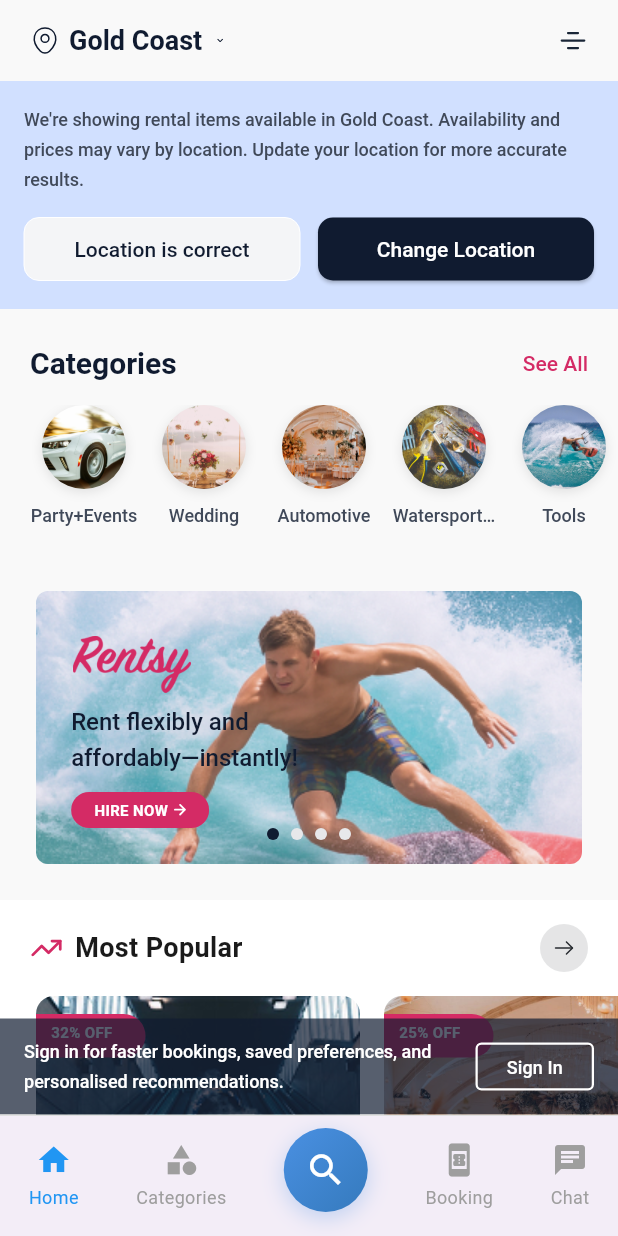
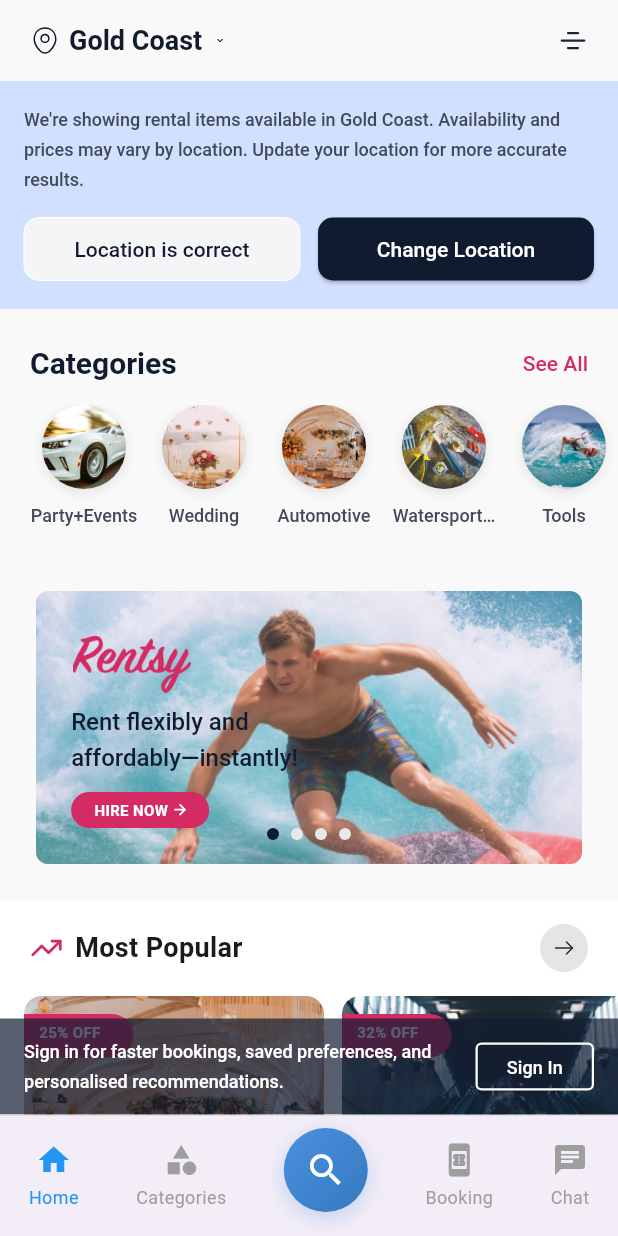
Before and after one commit to Nimesh07Lawati/unoapp, a Flutter app: the CategoriesScreen screen opened by its route, after a tap on "Home", on a phone screen of 412 x 824 dp. Run offline on Flutter 3.47's test engine with Material 3 defaults, Android fonts, the light colour scheme and no system bars; our stand-ins replace flutter_svg, go_router; Roboto replaces fonts that are missing (PublicSans).

Commit message:
media query done

```diff
--- a/lib/screens/home_page_widgets/feature_store_section.dart
+++ b/lib/screens/home_page_widgets/feature_store_section.dart
@@ -8,6 +8,16 @@ class FeaturedStoresSection extends StatelessWidget {
 
   @override
   Widget build(BuildContext context) {
+    final screenWidth = MediaQuery.of(context).size.width;
+    // To show 20% of the third card, we need:
+    // First card FULL width + Second card FULL width + 20% of third card = screen width
+    // So: cardWidth + cardWidth + (cardWidth * 0.2) = screenWidth - horizontalPadding
+    // 2.2 * cardWidth = screenWidth - horizontalPadding
+    // cardWidth = (screenWidth - horizontalPadding) / 2.2
+
+    const horizontalPadding = 40.0; // 20 on left + 20 on right (from padding)
+    final cardWidth = (screenWidth - horizontalPadding) / 2.2;
+
     final stores = [
       {
         'name': 'Celebration Rentals',
@@ -83,12 +93,13 @@ class FeaturedStoresSection extends StatelessWidget {
                 final store = stores[index];
 
                 return SizedBox(
-                  width: 180,
+                  width: cardWidth,
                   child: _buildStoreCard(
                     store['name']!,
                     store['subcategory']!,
                     store['location']!,
                     store['image']!,
+                    cardWidth,
                   ),
                 );
               },
@@ -104,9 +115,10 @@ class FeaturedStoresSection extends StatelessWidget {
     String subcategory,
     String location,
     String imagePath,
+    double cardWidth,
   ) {
     return Container(
-      width: 180,
+      width: cardWidth,
       height: 208,
       decoration: BoxDecoration(
         color: Colors.white,
@@ -120,12 +132,12 @@ class FeaturedStoresSection extends StatelessWidget {
             child: Image.asset(
               imagePath,
               height: 120,
-              width: 180,
+              width: cardWidth,
               fit: BoxFit.cover,
               errorBuilder: (context, error, stackTrace) {
                 return Container(
                   height: 120,
-                  width: 180,
+                  width: cardWidth,
                   color: const Color(0xFFF0F0F0),
                   child: const Center(
                     child: Icon(
--- a/lib/screens/home_page_widgets/introducing_product.dart
+++ b/lib/screens/home_page_widgets/introducing_product.dart
@@ -14,10 +14,10 @@ class _IntroducingProductCardState extends State<IntroducingProductCard> {
   int _currentPage = 0;
 
   final List<String> titles = [
-    'Rent flexibly and\naffordably—instantly!',
-    'Rent flexibly and\naffordably—instantly!',
-    'Rent flexibly and\naffordably—instantly!',
-    'Rent flexibly and\naffordably—instantly!',
+    'Rent flexibly and\naffordably—instantly!\n and this is the longer version to test the overflow',
+    'Rent flexibly and\naffordably—instantly!\n and this is the longer version to test the overflow',
+    'Rent flexibly and\naffordably—instantly!\n and this is the longer version to test the overflow',
+    'Rent flexibly and\naffordably—instantly!\n and this is the longer version to test the overflow',
   ];
 
   @override
--- a/lib/screens/home_page_widgets/most_popular_section.dart
+++ b/lib/screens/home_page_widgets/most_popular_section.dart
@@ -1,12 +1,20 @@
 import 'package:flutter/material.dart';
 import 'package:flutter_svg/flutter_svg.dart';
 import 'package:unoapp/core/application_style/app_text_style.dart';
-import 'package:go_router/go_router.dart'; // Add this import for navigation
+import 'package:go_router/go_router.dart';
 
 class MostPopularSection extends StatelessWidget {
   const MostPopularSection({super.key});
 
   static const List<Map<String, dynamic>> popularItems = [
+    {
+      'title': 'LED Dance Floor',
+      'discount': '25% OFF',
+      'price': '149',
+      'subcategory': 'Lighting & Decor',
+      'location': 'Broadbeach',
+      'image': 'assets/application_images/dining_hall.jpg',
+    },
     {
       'title': 'Premium Sound System',
       'discount': '32% OFF',
@@ -15,14 +23,7 @@ class MostPopularSection extends StatelessWidget {
       'location': 'Surfers Paradise',
       'image': 'assets/images/product_camera.jpg',
     },
-    {
-      'title': 'LED Dance Floor',
-      'discount': '25% OFF',
-      'price': '149',
-      'subcategory': 'Lighting & Decor',
-      'location': 'Broadbeach',
-      'image': 'assets/application_images/dining_hall.jpg',
-    },
+
     {
       'title': 'Photo Booth',
       'discount': '15% OFF',
@@ -35,6 +36,16 @@ class MostPopularSection extends StatelessWidget {
 
   @override
   Widget build(BuildContext context) {
+    final screenWidth = MediaQuery.of(context).size.width;
+    // To show 90% of the second card, we need:
+    // First card FULL width + 90% of second card = screen width
+    // So: cardWidth + (cardWidth * 0.9) = screenWidth - horizontalPadding
+    // 1.9 * cardWidth = screenWidth - horizontalPadding
+    // cardWidth = (screenWidth - horizontalPadding) / 1.9
+
+    const horizontalPadding = 32.0; // 16 on left + 16 on right
+    final cardWidth = (screenWidth - horizontalPadding) / 1.9;
+
     return Container(
       color: Colors.white,
       padding: const EdgeInsets.symmetric(vertical: 16),
@@ -102,8 +113,8 @@ class MostPopularSection extends StatelessWidget {
                 final item = popularItems[index];
 
                 return Container(
-                  width: 216,
-                  margin: const EdgeInsets.symmetric(horizontal: 8),
+                  width: cardWidth,
+                  margin: const EdgeInsets.only(right: 12),
                   decoration: BoxDecoration(
                     color: Colors.white,
                     borderRadius: BorderRadius.circular(16),
@@ -123,12 +134,12 @@ class MostPopularSection extends StatelessWidget {
                             child: Image.asset(
                               item['image'] as String,
                               height: 216,
-                              width: 216,
+                              width: cardWidth,
                               fit: BoxFit.cover,
                               errorBuilder: (context, error, stackTrace) {
                                 return Container(
                                   height: 216,
-                                  width: 216,
+                                  width: cardWidth,
                                   color: const Color(0xFFF0F0F0),
                                   child: const Icon(
                                     Icons.celebration,
@@ -138,8 +149,6 @@ class MostPopularSection extends StatelessWidget {
                               },
                             ),
                           ),
-
-                          // Discount badge — flat left, rounded right, anchored to left edge
                           Positioned(
                             top: 12,
                             left: 0,
@@ -188,7 +197,6 @@ class MostPopularSection extends StatelessWidget {
                               style: AppTextStyles.cardSubtitle,
                             ),
                             const SizedBox(height: 4),
-                            // Location row with icon
                             Row(
                               children: [
                                 const Icon(
--- a/lib/screens/home_page_widgets/party_hire_section.dart
+++ b/lib/screens/home_page_widgets/party_hire_section.dart
@@ -27,6 +27,16 @@ class PartyHireSection extends StatelessWidget {
 
   @override
   Widget build(BuildContext context) {
+    final screenWidth = MediaQuery.of(context).size.width;
+    // To show 90% of the second card, we need:
+    // First card FULL width + 90% of second card = screen width
+    // So: cardWidth + (cardWidth * 0.9) = screenWidth - horizontalPadding
+    // 1.9 * cardWidth = screenWidth - horizontalPadding
+    // cardWidth = (screenWidth - horizontalPadding) / 1.9
+
+    const horizontalPadding = 32.0; // 16 on left + 16 on right
+    final cardWidth = (screenWidth - horizontalPadding) / 1.9;
+
     return Container(
       color: Colors.white,
       padding: const EdgeInsets.symmetric(vertical: 16),
@@ -80,8 +90,8 @@ class PartyHireSection extends StatelessWidget {
                 final item = partyItems[index];
 
                 return Container(
-                  width: 216,
-                  margin: const EdgeInsets.symmetric(horizontal: 8),
+                  width: cardWidth,
+                  margin: const EdgeInsets.only(right: 12),
                   decoration: BoxDecoration(
                     color: Colors.white,
                     borderRadius: BorderRadius.circular(16),
@@ -101,12 +111,12 @@ class PartyHireSection extends StatelessWidget {
                             child: Image.asset(
                               item['image'] as String,
                               height: 216,
-                              width: 216,
+                              width: cardWidth,
                               fit: BoxFit.cover,
                               errorBuilder: (context, error, stackTrace) {
                                 return Container(
                                   height: 216,
-                                  width: 216,
+                                  width: cardWidth,
                                   color: const Color(0xFFF0F0F0),
                                   child: const Icon(
                                     Icons.celebration,
@@ -116,7 +126,6 @@ class PartyHireSection extends StatelessWidget {
                               },
                             ),
                           ),
-
                           // Discount badge — flat left, rounded right, flush to left edge
                           Positioned(
                             top: 12,
--- a/lib/screens/home_page_widgets/popular_sub_category_section.dart
+++ b/lib/screens/home_page_widgets/popular_sub_category_section.dart
@@ -14,6 +14,16 @@ class PopularSubcategoriesSection extends StatelessWidget {
 
   @override
   Widget build(BuildContext context) {
+    final screenWidth = MediaQuery.of(context).size.width;
+    // To show 30% of the third card, we need:
+    // First card FULL width + Second card FULL width + 30% of third card = screen width
+    // So: cardWidth + cardWidth + (cardWidth * 0.3) = screenWidth - horizontalPadding
+    // 2.3 * cardWidth = screenWidth - horizontalPadding
+    // cardWidth = (screenWidth - horizontalPadding) / 2.3
+
+    const horizontalPadding = 32.0; // 16 on left + 16 on right
+    final cardWidth = (screenWidth - horizontalPadding) / 2.3;
+
     return Container(
       color: Colors.white,
       padding: const EdgeInsets.symmetric(vertical: 16),
@@ -69,13 +79,13 @@ class PopularSubcategoriesSection extends StatelessWidget {
                 final item = subcategories[index];
 
                 return Container(
-                  width: 156,
-                  margin: const EdgeInsets.symmetric(horizontal: 8),
+                  width: cardWidth,
+                  margin: const EdgeInsets.only(right: 12),
                   child: Column(
                     crossAxisAlignment: CrossAxisAlignment.start,
                     children: [
                       Container(
-                        width: 156,
+                        width: cardWidth,
                         height: 156,
                         decoration: BoxDecoration(
                           borderRadius: BorderRadius.circular(16),
@@ -85,7 +95,7 @@ class PopularSubcategoriesSection extends StatelessWidget {
                           child: Image.asset(
                             item['image']!,
                             fit: BoxFit.cover,
-                            width: 156,
+                            width: cardWidth,
                             height: 156,
                             errorBuilder: (context, error, stackTrace) {
                               return Container(
--- a/lib/screens/home_page_widgets/product_banners.dart
+++ b/lib/screens/home_page_widgets/product_banners.dart
@@ -18,6 +18,16 @@ class ProductBannersSection extends StatelessWidget {
 
   @override
   Widget build(BuildContext context) {
+    final screenWidth = MediaQuery.of(context).size.width;
+    // To show 40% of the second banner, we need:
+    // First banner FULL width + 40% of second banner = screen width
+    // So: bannerWidth + (bannerWidth * 0.4) = screenWidth - horizontalPadding
+    // 1.4 * bannerWidth = screenWidth - horizontalPadding
+    // bannerWidth = (screenWidth - horizontalPadding) / 1.4
+
+    const horizontalPadding = 32.0; // 16 on left + 16 on right
+    final bannerWidth = (screenWidth - horizontalPadding) / 1.4;
+
     return Container(
       color: Colors.white, // ✅ White background
       padding: const EdgeInsets.symmetric(vertical: 16),
@@ -28,9 +38,15 @@ class ProductBannersSection extends StatelessWidget {
           padding: const EdgeInsets.symmetric(horizontal: 16),
           itemCount: banners.length,
           itemBuilder: (context, index) {
-            return const Padding(
-              padding: EdgeInsets.symmetric(horizontal: 4),
-              child: SingleBannerCard(),
+            final item = banners[index];
+            return Padding(
+              padding: const EdgeInsets.only(right: 12),
+              child: SingleBannerCard(
+                title: item['title']!,
+                subtitle: item['subtitle']!,
+                imagePath: item['image']!,
+                bannerWidth: bannerWidth,
+              ),
             );
           },
         ),
@@ -40,14 +56,23 @@ class ProductBannersSection extends StatelessWidget {
 }
 
 class SingleBannerCard extends StatelessWidget {
-  const SingleBannerCard({super.key});
+  const SingleBannerCard({
+    super.key,
+    required this.title,
+    required this.subtitle,
+    required this.imagePath,
+    required this.bannerWidth,
+  });
+
+  final String title;
+  final String subtitle;
+  final String imagePath;
+  final double bannerWidth;
 
   @override
   Widget build(BuildContext context) {
-    double width = MediaQuery.of(context).size.width - 40;
-
     return Container(
-      width: width,
+      width: bannerWidth,
       height: 200,
       decoration: BoxDecoration(
         color: const Color(0xFF1A2340),
@@ -59,11 +84,7 @@ class SingleBannerCard extends StatelessWidget {
           Positioned(
             right: -20,
             bottom: -10,
-            child: Image.asset(
-              'assets/images/bike.png',
-              height: 160,
-              fit: BoxFit.contain,
-            ),
+            child: Image.asset(imagePath, height: 160, fit: BoxFit.contain),
           ),
           Padding(
             padding: const EdgeInsets.all(20),
@@ -90,9 +111,9 @@ class SingleBannerCard extends StatelessWidget {
                   ),
                 ),
                 const SizedBox(height: 12),
-                const Text(
-                  'Xiaomi Mi 11 Ultra\n12GB+256GB',
-                  style: TextStyle(
+                Text(
+                  '$title\n$subtitle',
+                  style: const TextStyle(
                     color: Colors.white,
                     fontWeight: FontWeight.bold,
                     fontSize: 18,
```
